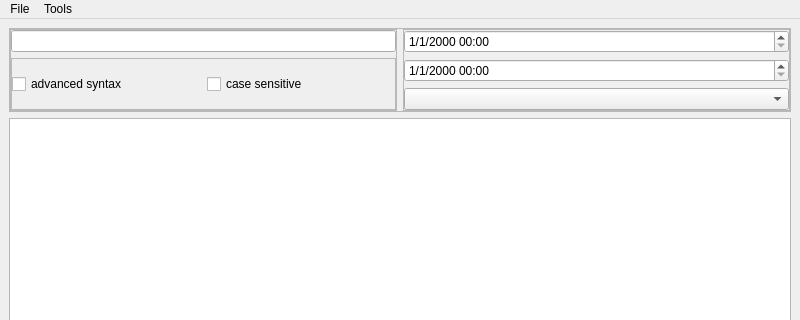
First picture: the form in src/analyzer/qtanalyzerwindow.ui, repository loganek/workertracker, before the edit; both pictures show x 0 to 800 and y 0 to 320 of the 800 by 600 pixel window.
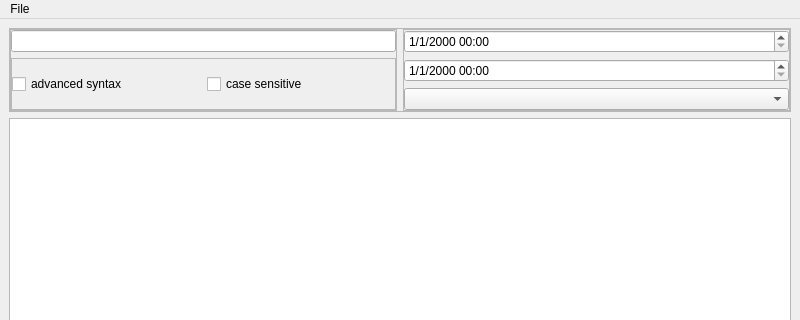
Second picture: the form after the edit.

Patch:
```diff
--- a/src/analyzer/qtanalyzerwindow.ui
+++ b/src/analyzer/qtanalyzerwindow.ui
@@ -190,12 +190,6 @@
      <height>28</height>
     </rect>
    </property>
-   <widget class="QMenu" name="menuTools">
-    <property name="title">
-     <string>Tools</string>
-    </property>
-    <addaction name="actionConfiguration"/>
-   </widget>
    <widget class="QMenu" name="menuFile">
     <property name="title">
      <string>File</string>
@@ -203,7 +197,6 @@
     <addaction name="loadDataFileAction"/>
    </widget>
    <addaction name="menuFile"/>
-   <addaction name="menuTools"/>
   </widget>
   <widget class="QStatusBar" name="statusbar"/>
   <action name="actionConfiguration">
```
Left out of the diff: 2 changed lines with no effect on the pictures.
